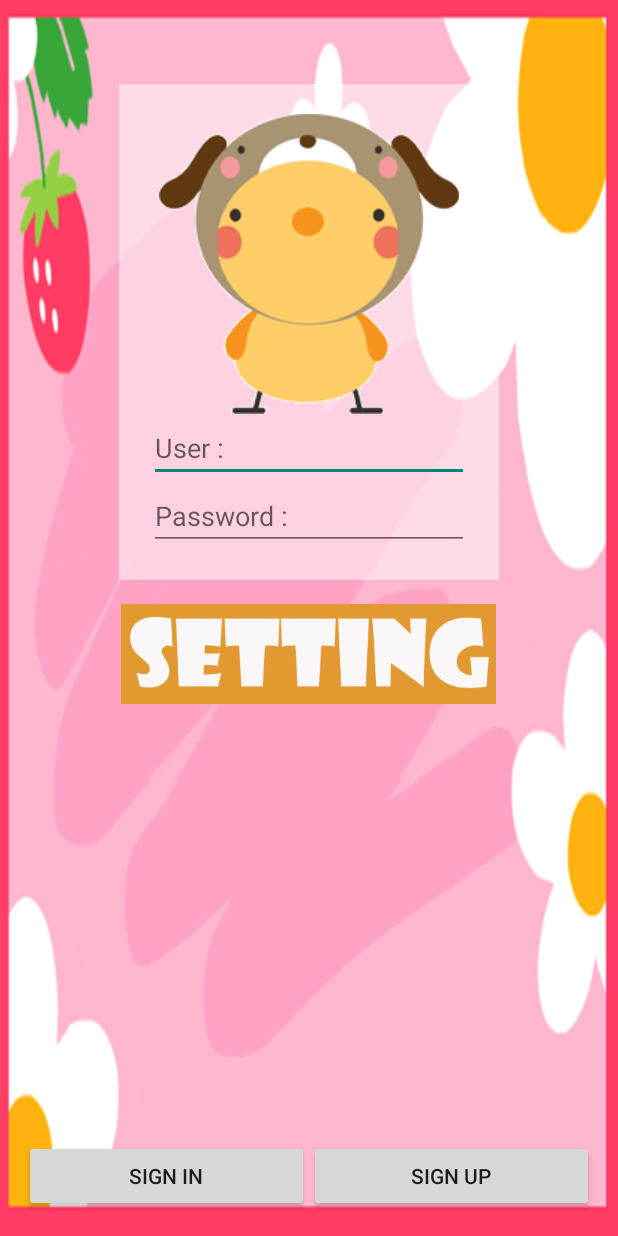
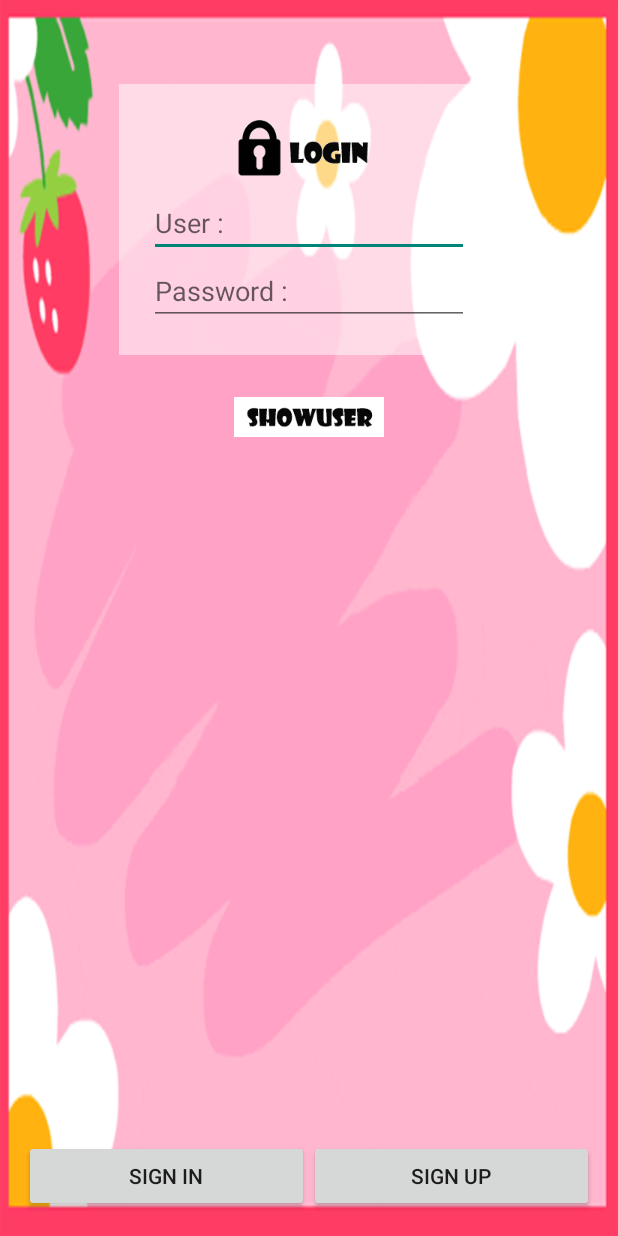
Before and after one commit to preeyakamon/hiddinword, an Android app: the screen it shows after launch (Authen), on a phone screen of 412 x 824 dp. Run offline under Robolectric (Android 15) with nearby library versions, the phone set to English and light mode, and no system bars.

Commit message:
สำรองไว้

```diff
--- a/app/src/main/java/apprtc/preeyakamon/hiddinword/Success.java
+++ b/app/src/main/java/apprtc/preeyakamon/hiddinword/Success.java
@@ -58,6 +58,7 @@ public class Success extends ActionBarActivity {
                 saveStatistic();
                 Intent intent = new Intent(Success.this, Statistic.class);
                 startActivity(intent);
+                finish();
             }
         });
     }
@@ -80,7 +81,8 @@ public class Success extends ActionBarActivity {
 
     @Override
     public void onBackPressed() {
-        saveStatistic();
+
+       /* saveStatistic();
         AlertDialog.Builder alertDialog = new AlertDialog.Builder(this);
         alertDialog.setTitle("คุณต้องการออกจากเกม ใช่หรือไม่?");
         alertDialog.setPositiveButton("OK", new DialogInterface.OnClickListener() {
@@ -90,7 +92,7 @@ public class Success extends ActionBarActivity {
             }
         });
         alertDialog.setNegativeButton("Cancel", null);
-        alertDialog.show();
+        alertDialog.show(); */
     }
 
     public void saveStatistic() {
--- a/app/src/main/java/apprtc/preeyakamon/hiddinword/TestLevel.java
+++ b/app/src/main/java/apprtc/preeyakamon/hiddinword/TestLevel.java
@@ -27,7 +27,6 @@ public class TestLevel extends ActionBarActivity {
     private int Quest_Item, timeAnInt = 60, scoreAnInt = 0;
     private String[] Quest, Ans, len_ans;
     private boolean aBoolean = true;
-
 
     Random rndQuest = new Random();
 
--- a/app/src/main/java/apprtc/preeyakamon/hiddinword/playable.java
+++ b/app/src/main/java/apprtc/preeyakamon/hiddinword/playable.java
@@ -226,7 +226,7 @@ public class playable extends ActionBarActivity {
             final String correct = Ans[Quest_Item - 1];
             if (ans.equalsIgnoreCase(correct)) { // ตอบถูก
                 Toast.makeText(getApplicationContext(), "ถูกต้องแล้วค่ะ " + ans, Toast.LENGTH_SHORT).show();
-                int[] ints = new int[]{1, 1, 1}; // จำนวนข้อที่ต้องตอบให้ถูกในแต่ละ level โดยเรียงจาก level 1 2 3 ตามลำดับ
+                int[] ints = new int[]{10, 20, 30}; // จำนวนข้อที่ต้องตอบให้ถูกในแต่ละ level โดยเรียงจาก level 1 2 3 ตามลำดับ
                 scoreAnInt += 1; // + คะแนน เพื่อเอาไปตรวจสอบว่าตอบครบหรือยัง
                 scoreTotal += 1;
                 Log.d("PointOfAnswer", "point: " + scoreTotal);
--- a/app/src/main/res/layout/activity_authen.xml
+++ b/app/src/main/res/layout/activity_authen.xml
@@ -49,7 +49,7 @@
             android:id="@+id/imageView2"
             android:layout_width="match_parent"
             android:layout_height="wrap_content"
-            android:src="@drawable/loge" />
+            android:src="@drawable/log" />
 
         <EditText
             android:id="@+id/editText4"
@@ -70,11 +70,11 @@
 
     <ImageButton
         android:id="@+id/imglist"
-        android:layout_width="wrap_content"
-        android:layout_height="wrap_content"
+        android:layout_width="150dp"
+        android:layout_height="50dp"
         android:layout_below="@+id/linearLayout"
         android:layout_centerHorizontal="true"
         android:layout_marginTop="16dp"
         android:background="@null"
-        android:src="@drawable/setting" />
+        android:src="@drawable/show2" />
 </RelativeLayout>
```
Also changed, not shown: app/src/main/res/drawable-xhdpi/log.png (added), app/src/main/res/drawable-xhdpi/show2.png (added).
